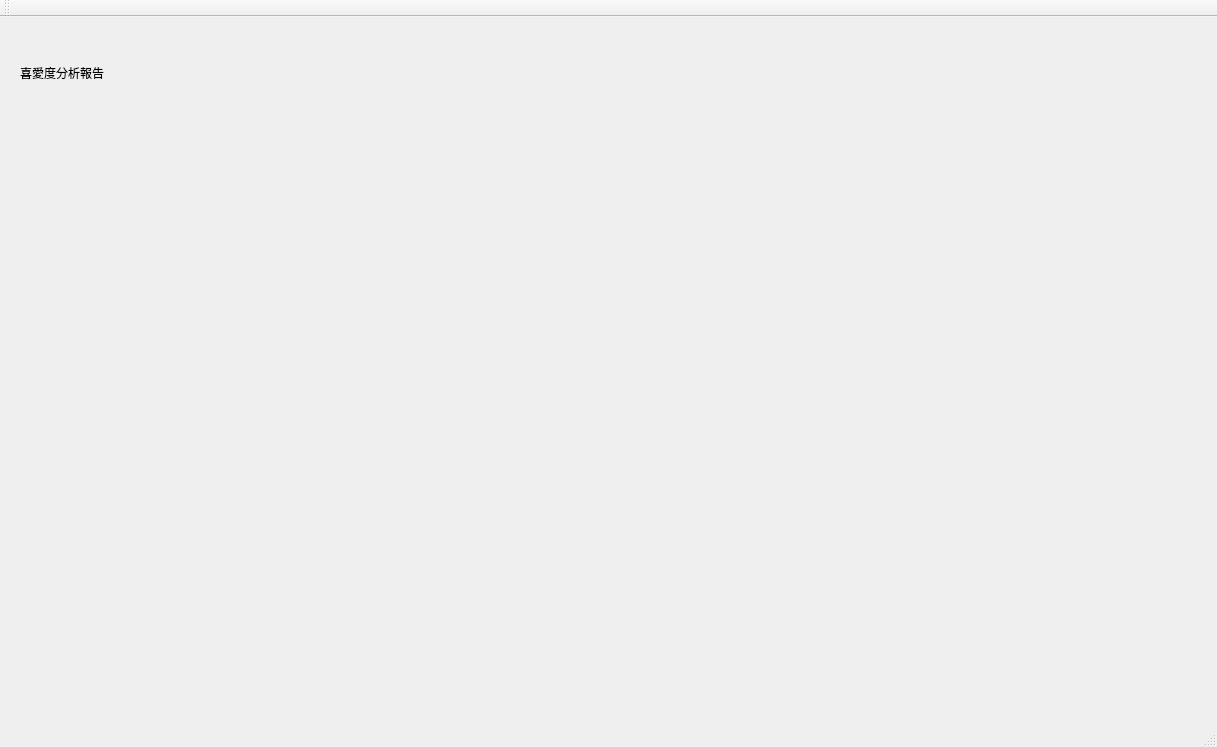
quiiop/CarRentalProject, file Code/mainwindow.ui: the form before one commit.
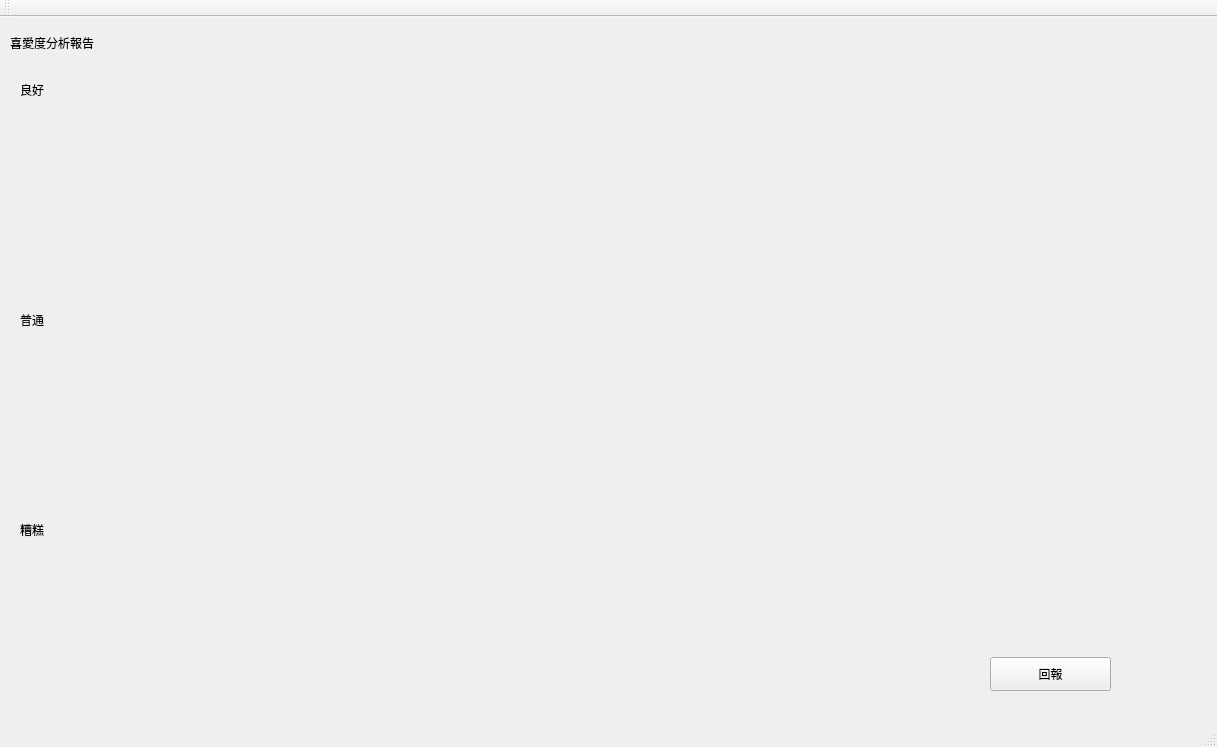
The form after the commit. The open tabs and pages were chosen to show the change. Icons and pictures are not drawn.

Patch:
```diff
--- a/Code/mainwindow.ui
+++ b/Code/mainwindow.ui
@@ -1791,8 +1791,8 @@
      <widget class="QLabel" name="label_47">
       <property name="geometry">
        <rect>
-        <x>30</x>
-        <y>50</y>
+        <x>20</x>
+        <y>20</y>
         <width>231</width>
         <height>51</height>
        </rect>
@@ -1804,6 +1804,145 @@
        <string>喜愛度分析報告</string>
       </property>
      </widget>
+     <widget class="QLabel" name="label_48">
+      <property name="geometry">
+       <rect>
+        <x>20</x>
+        <y>70</y>
+        <width>1181</width>
+        <height>201</height>
+       </rect>
+      </property>
+      <property name="styleSheet">
+       <string notr="true">background-image: url(:/pic/image/white.png);</string>
+      </property>
+      <property name="text">
+       <string/>
+      </property>
+     </widget>
+     <widget class="QLabel" name="label_49">
+      <property name="geometry">
+       <rect>
+        <x>20</x>
+        <y>290</y>
+        <width>1181</width>
+        <height>201</height>
+       </rect>
+      </property>
+      <property name="styleSheet">
+       <string notr="true">background-image: url(:/pic/image/white.png);</string>
+      </property>
+      <property name="text">
+       <string/>
+      </property>
+     </widget>
+     <widget class="QLabel" name="label_50">
+      <property name="geometry">
+       <rect>
+        <x>20</x>
+        <y>500</y>
+        <width>1181</width>
+        <height>201</height>
+       </rect>
+      </property>
+      <property name="styleSheet">
+       <string notr="true">background-image: url(:/pic/image/white.png);</string>
+      </property>
+      <property name="text">
+       <string/>
+      </property>
+     </widget>
+     <widget class="QLabel" name="label_51">
+      <property name="geometry">
+       <rect>
+        <x>30</x>
+        <y>80</y>
+        <width>101</width>
+        <height>26</height>
+       </rect>
+      </property>
+      <property name="text">
+       <string>良好</string>
+      </property>
+     </widget>
+     <widget class="QLabel" name="label_52">
+      <property name="geometry">
+       <rect>
+        <x>30</x>
+        <y>310</y>
+        <width>101</width>
+        <height>26</height>
+       </rect>
+      </property>
+      <property name="text">
+       <string>普通</string>
+      </property>
+     </widget>
+     <widget class="QLabel" name="label_53">
+      <property name="geometry">
+       <rect>
+        <x>30</x>
+        <y>520</y>
+        <width>101</width>
+        <height>26</height>
+       </rect>
+      </property>
+      <property name="text">
+       <string>糟糕</string>
+      </property>
+     </widget>
+     <widget class="QLabel" name="label_54">
+      <property name="geometry">
+       <rect>
+        <x>130</x>
+        <y>100</y>
+        <width>961</width>
+        <height>131</height>
+       </rect>
+      </property>
+      <property name="text">
+       <string/>
+      </property>
+     </widget>
+     <widget class="QLabel" name="label_55">
+      <property name="geometry">
+       <rect>
+        <x>110</x>
+        <y>330</y>
+        <width>961</width>
+        <height>131</height>
+       </rect>
+      </property>
+      <property name="text">
+       <string/>
+      </property>
+     </widget>
+     <widget class="QLabel" name="label_56">
+      <property name="geometry">
+       <rect>
+        <x>110</x>
+        <y>540</y>
+        <width>961</width>
+        <height>131</height>
+       </rect>
+      </property>
+      <property name="text">
+       <string/>
+      </property>
+     </widget>
+     <widget class="QPushButton" name="pushButton_analysis">
+      <property name="geometry">
+       <rect>
+        <x>1000</x>
+        <y>660</y>
+        <width>121</width>
+        <height>34</height>
+       </rect>
+      </property>
+      <property name="text">
+       <string>回報</string>
+      </property>
+     </widget>
     </widget>
    </widget>
   </widget>
```
Left out of the diff: 62 changed lines with no effect on the pictures.
